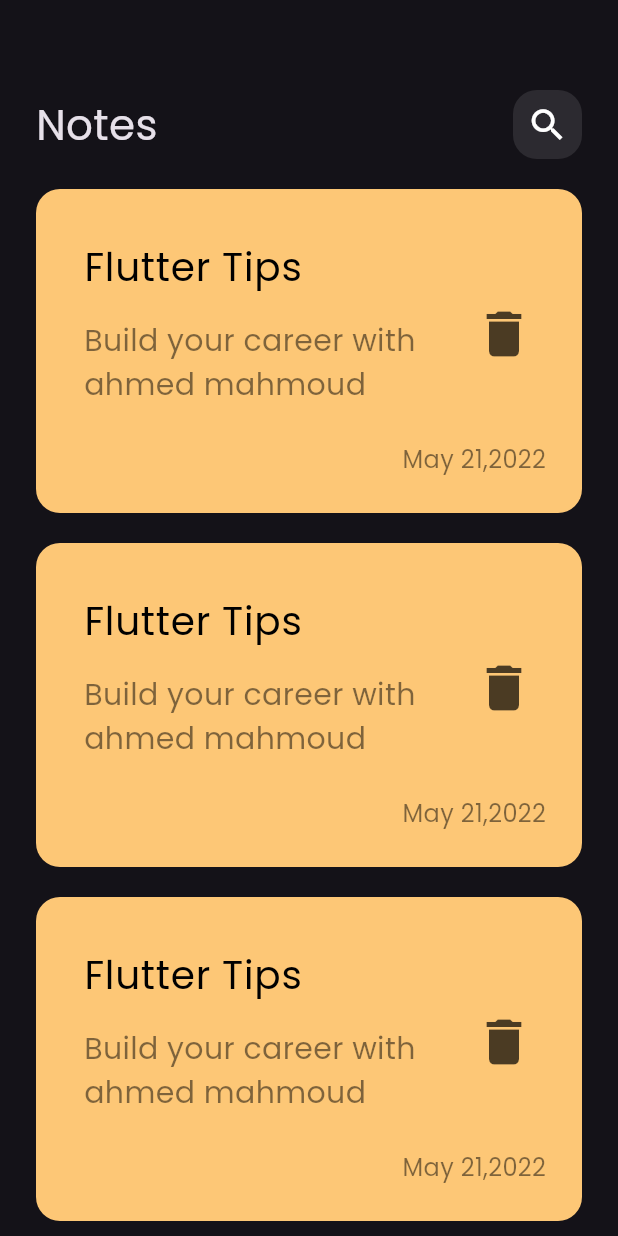
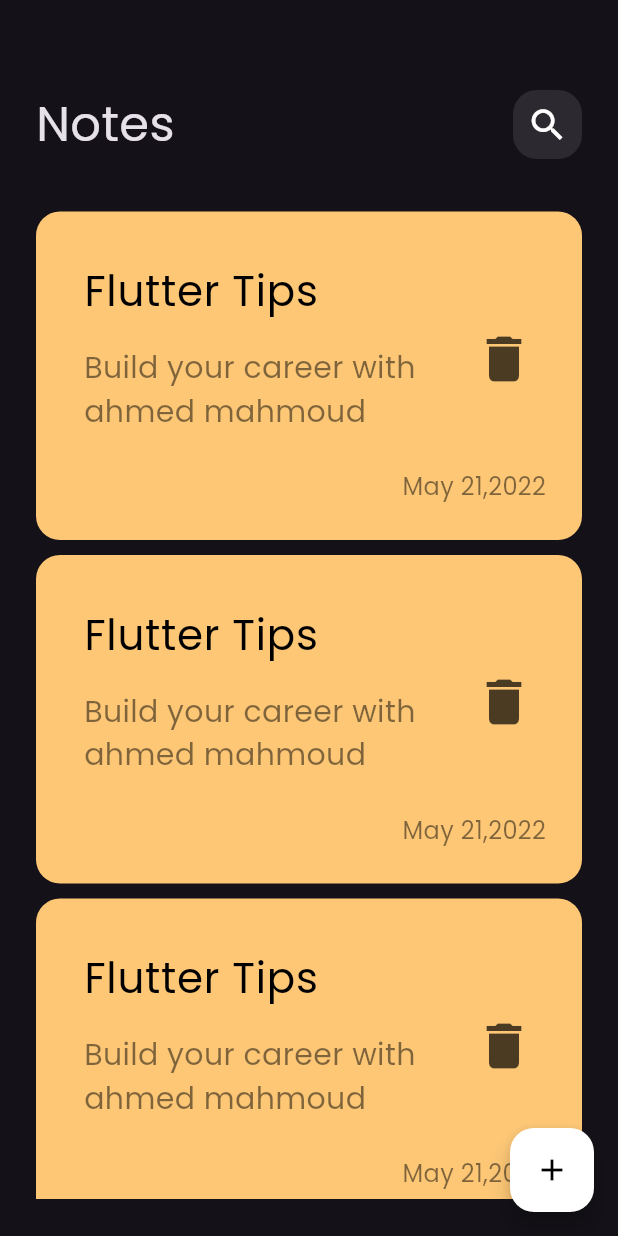
Before and after one commit to AhmedMahmoud221/notes_app, a Flutter app: the screen it shows after launch, on a phone screen of 412 x 824 dp. Run offline on Flutter 3.47's test engine with Material 3 defaults, Android fonts, the phone set to English and light mode, and no system bars.

Commit message:
Add floating action button to NotesView and implement AddNoteBottomSheet; adjust padding and font sizes in NoteItem and CustomAppBar

```diff
--- a/lib/views/notes_view.dart
+++ b/lib/views/notes_view.dart
@@ -1,4 +1,5 @@
 import 'package:flutter/material.dart';
+import 'package:notes_app/views/widgets/add_note_bottom_sheet.dart';
 import 'package:notes_app/views/widgets/notes_view_body.dart';
 
 class NotesView extends StatelessWidget {
@@ -6,8 +7,17 @@ class NotesView extends StatelessWidget {
 
   @override
   Widget build(BuildContext context) {
-    return const Scaffold(
-      body:  NotesViewBody(),
+    return Scaffold(
+      floatingActionButton: FloatingActionButton(
+        backgroundColor: Colors.white,
+        onPressed: () {
+          showModalBottomSheet(context: context, builder: (context){
+            return const AddNoteBottomSheet();
+          });
+        } ,
+        child: const Icon(Icons.add, color: Colors.black),
+        ),
+      body: const NotesViewBody(),
     );
   }
 }
--- a/lib/views/widgets/custom_note_item.dart
+++ b/lib/views/widgets/custom_note_item.dart
@@ -6,7 +6,7 @@ class NoteItem extends StatelessWidget {
   @override
   Widget build(BuildContext context) {
     return Padding(
-      padding: const EdgeInsets.only(top: 20),
+      padding: const EdgeInsets.only(top: 10),
       child: Container(
         padding: const EdgeInsets.only(top: 24, bottom: 24, left: 16),
         decoration: BoxDecoration(
@@ -21,7 +21,7 @@ class NoteItem extends StatelessWidget {
               padding: const EdgeInsets.only(bottom: 16),
               child: const Text('Flutter Tips', style: TextStyle(
                 color: Colors.black,
-                fontSize: 26,
+                fontSize: 28,
               ),),
             ),
             subtitle: Padding(
--- a/lib/views/widgets/custom_search_app_bar.dart
+++ b/lib/views/widgets/custom_search_app_bar.dart
@@ -9,7 +9,7 @@ class CustomAppBar extends StatelessWidget {
     return Row(
       children: const [
         Text('Notes' , style: TextStyle(
-          fontSize: 28,
+          fontSize: 32,
           ),
         ),
         Spacer(),
--- a/lib/views/widgets/notes_list_view.dart
+++ b/lib/views/widgets/notes_list_view.dart
@@ -6,10 +6,13 @@ class NotesListView extends StatelessWidget {
 
   @override
   Widget build(BuildContext context) {
-    return ListView.builder(
-      padding: EdgeInsets.zero,
-      itemBuilder: (context, index) {
-      return  NoteItem();
-    });
+    return Padding(
+      padding: const EdgeInsets.symmetric(vertical: 25.0),
+      child: ListView.builder(
+        padding: EdgeInsets.zero,
+        itemBuilder: (context, index) {
+        return  NoteItem();
+      }),
+    );
   }
 }
--- a/lib/views/widgets/notes_view_body.dart
+++ b/lib/views/widgets/notes_view_body.dart
@@ -1,5 +1,4 @@
 import 'package:flutter/material.dart';
-import 'package:notes_app/views/widgets/custom_note_item.dart';
 import 'package:notes_app/views/widgets/custom_search_app_bar.dart';
 import 'package:notes_app/views/widgets/notes_list_view.dart';
 
@@ -16,7 +15,6 @@ class NotesViewBody extends StatelessWidget {
             height: 60,
           ),
           CustomAppBar(),
-
           Expanded(child: NotesListView()),
         ],
       ),
```
Also changed, not shown: lib/views/widgets/add_note_bottom_sheet.dart (added, +10 -0 lines).
